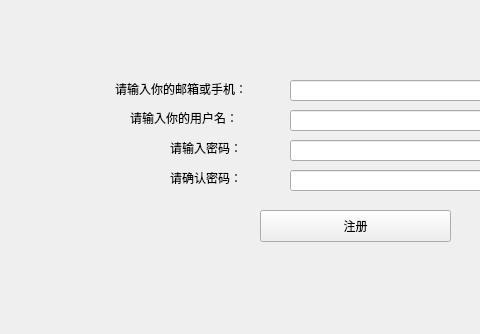
Old version of the form registerWindow.ui in the repository Camorgx/CodiaClient; both pictures show x 0 to 480 and y 0 to 334 of the 721 by 334 pixel window.
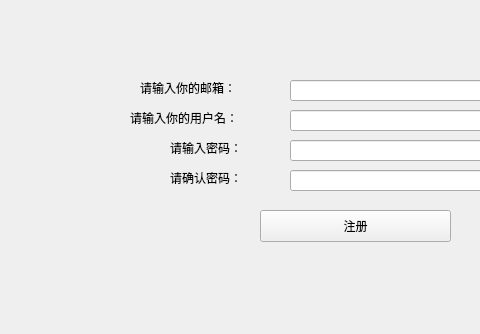
New version of the form.

```diff
--- a/registerWindow.ui
+++ b/registerWindow.ui
@@ -22,14 +22,14 @@
   <widget class="QLabel" name="label">
    <property name="geometry">
     <rect>
-     <x>115</x>
-     <y>81</y>
-     <width>146</width>
+     <x>140</x>
+     <y>80</y>
+     <width>111</width>
      <height>16</height>
     </rect>
    </property>
    <property name="text">
-    <string>请输入你的邮箱或手机：</string>
+    <string>请输入你的邮箱：</string>
    </property>
   </widget>
   <widget class="QLabel" name="label_2">
```
